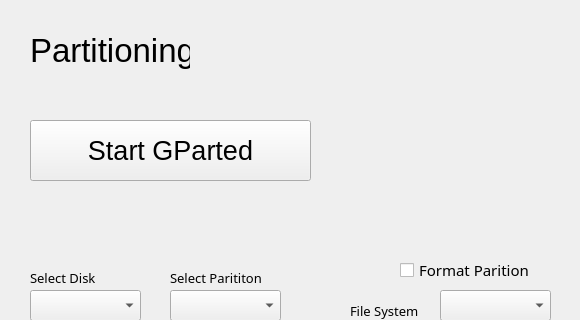
Before: the Qt Designer form NewQtUi/PartedDiskTab/PartedDiskTab.ui in AOSC-Archive/AOSC-LiveKit, drawn with Qt 5; both pictures show x 0 to 580 and y 0 to 320 of the 580 by 480 pixel window.
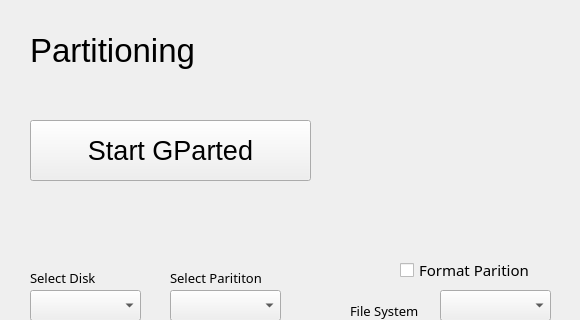
After: the same form once the commit is applied.

Patch:
```diff
--- a/NewQtUi/PartedDiskTab/PartedDiskTab.ui
+++ b/NewQtUi/PartedDiskTab/PartedDiskTab.ui
@@ -23,7 +23,7 @@
     <rect>
      <x>30</x>
      <y>30</y>
-     <width>160</width>
+     <width>511</width>
      <height>40</height>
     </rect>
    </property>
```
